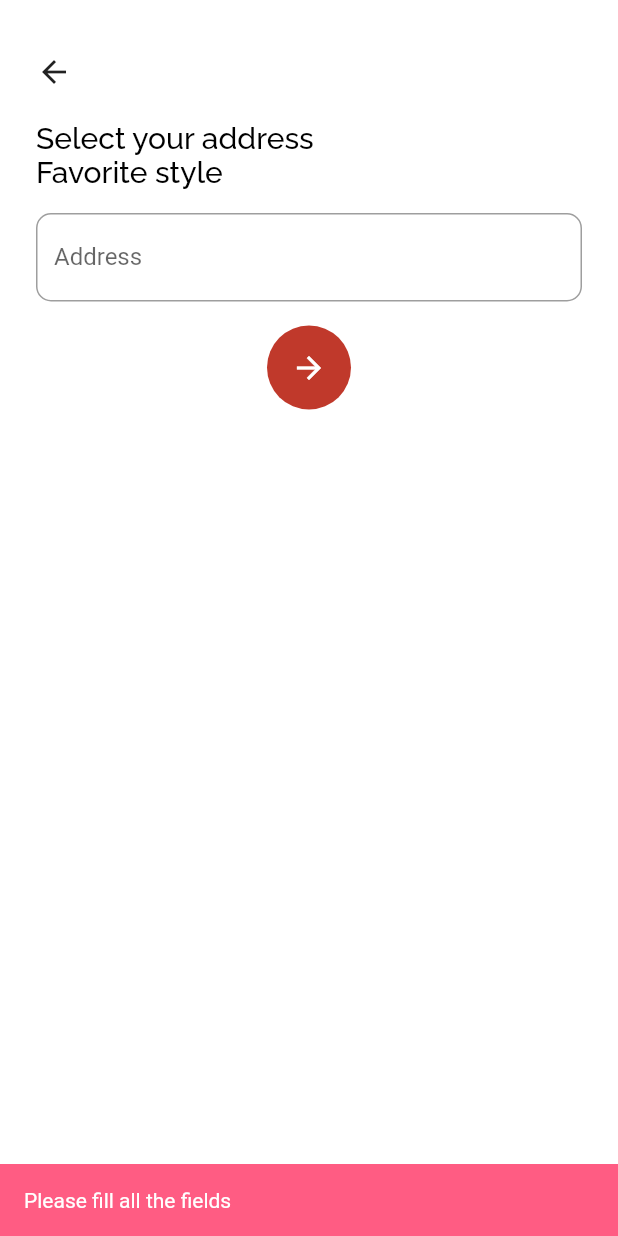
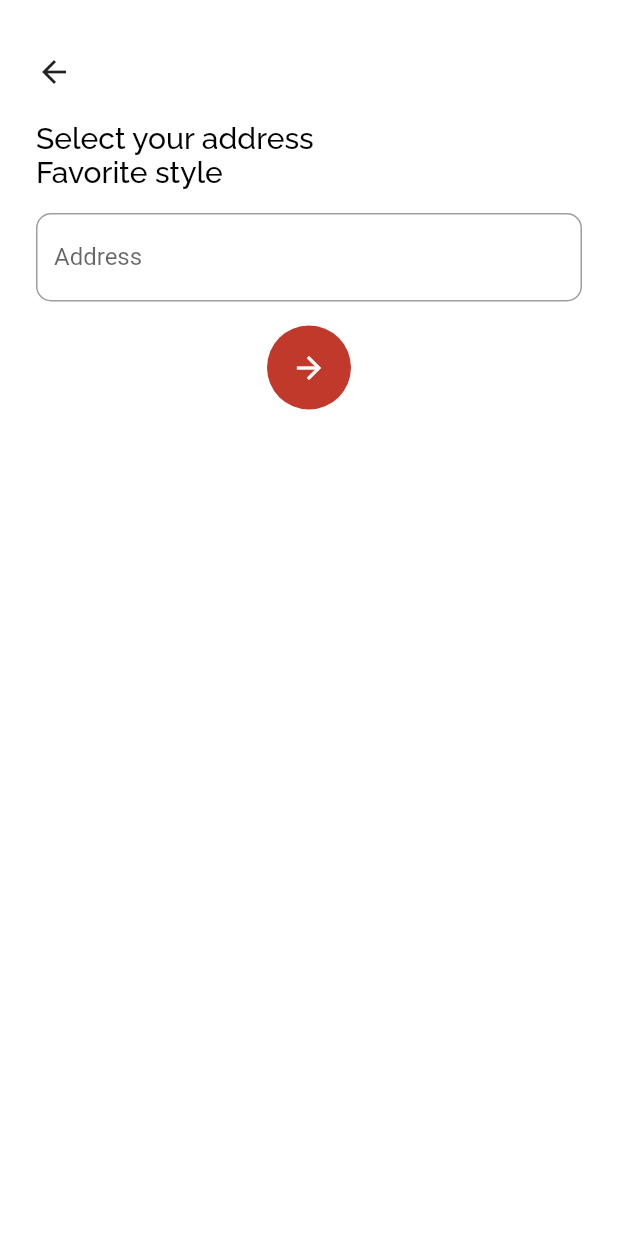
Before and after one commit to jordydave/bintoro-mobile, a Flutter app: the PreferencePage screen opened directly with empty values, after a tap on the "arrow forward" icon, on a phone screen of 412 x 824 dp. Run offline on Flutter 3.47's test engine with Material 2 defaults, Android fonts, the phone set to English and light mode, and no system bars; our stand-ins replace cloud_firestore, email_validator, equatable, firebase_auth, flushbar, flutter_bloc and 3 more; missing offline and left inert: image_auto_slider; accounts and stored records are empty; network calls fail.

Commit message:
push branc aditya

```diff
--- a/lib/ui/pages/preference_page.dart
+++ b/lib/ui/pages/preference_page.dart
@@ -63,20 +63,10 @@ class _PreferencePageState extends State<PreferencePage> {
                         backgroundColor: mainColor,
                         child: Icon(Icons.arrow_forward),
                         onPressed: () {
-                          if (!(alamatController.text.trim() != "")) {
-                            Flushbar(
-                              duration: Duration(milliseconds: 1500),
-                              flushbarPosition: FlushbarPosition.BOTTOM,
-                              backgroundColor: Color(0xFFFF5C83),
-                              message: "Please fill all the fields",
-                            )..show(context);
-                          } else {
-                            widget.registrationData.name =
-                                alamatController.text;
-                            context.bloc<PageBloc>().add(
-                                GoToAccountConfirmationPage(
-                                    widget.registrationData));
-                          }
+                          widget.registrationData.name = alamatController.text;
+                          context.bloc<PageBloc>().add(
+                              GoToAccountConfirmationPage(
+                                  widget.registrationData));
                         },
                       ),
                     ),
```
Also changed, not shown: lib/ui/pages/account_confirmation_page.dart (+6 -6 lines).
